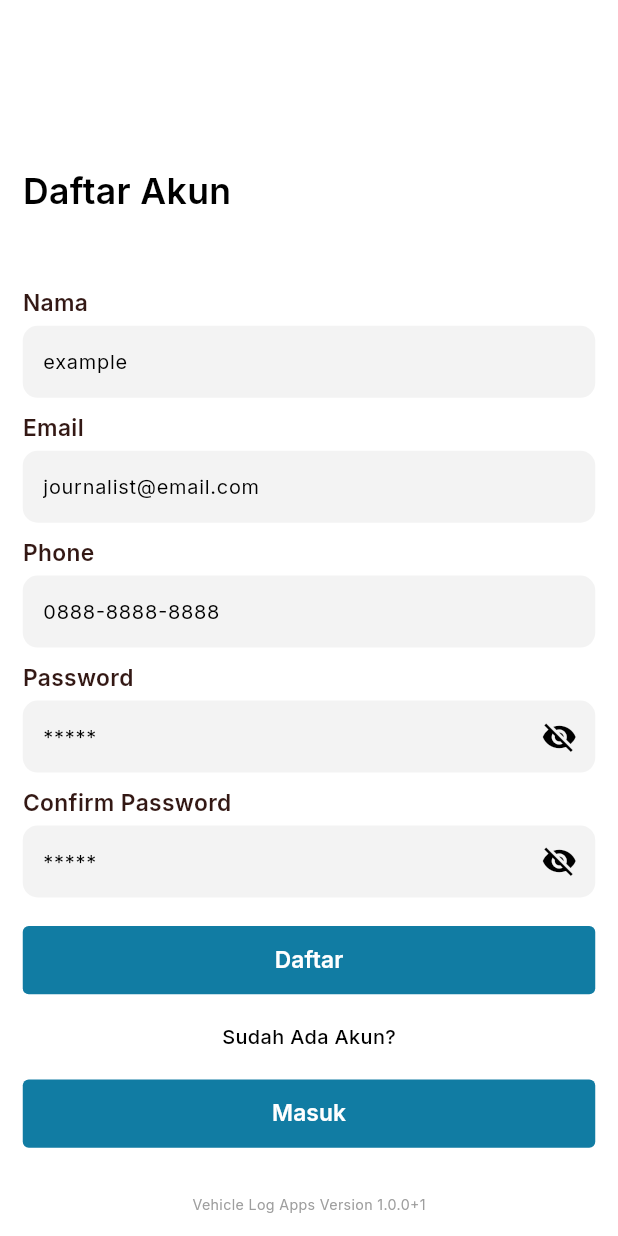
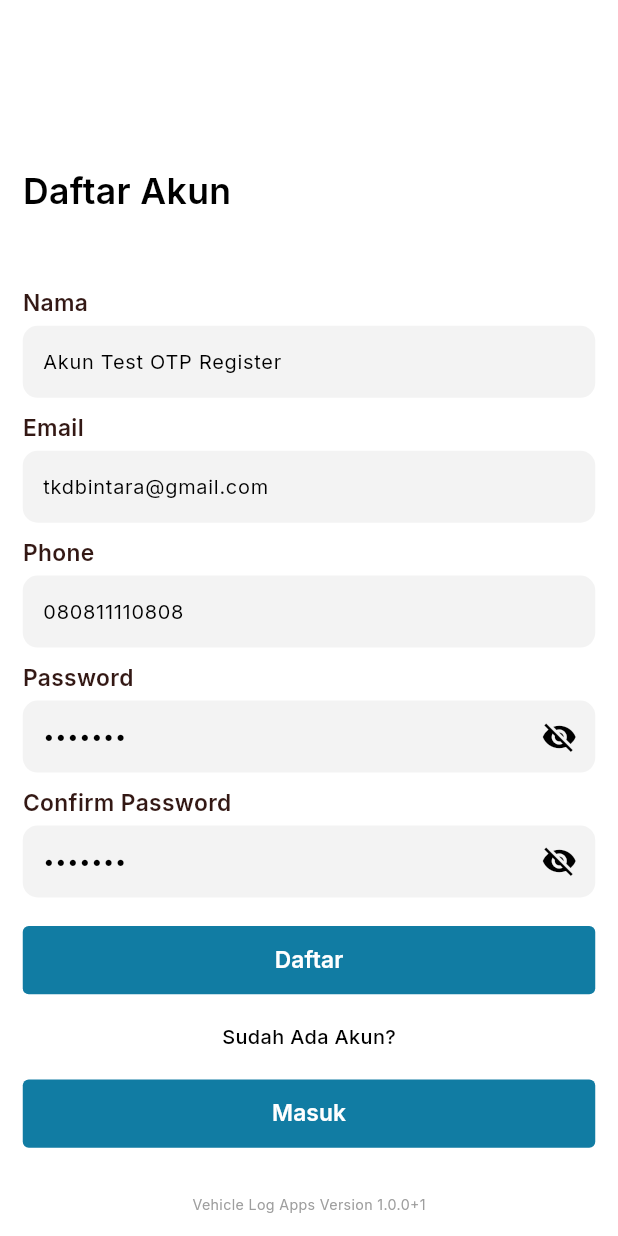
Before and after one commit to ozaenzenzen/project_vehicle_log_app, a Flutter app: the SignUpPage screen opened directly, after a tap on "Daftar", on a phone screen of 412 x 824 dp. Run offline on Flutter 3.47's test engine with Material 3 defaults, Android fonts, the phone set to English and light mode, and no system bars; our stand-ins replace bloc, connectivity_plus, device_info_plus, dio, dotted_border, flutter_bloc and 10 more; missing offline and left inert: fam_coding_supply, flutter_inappwebview, super_tooltip; accounts and stored records are empty; statements that could not run were skipped.

Commit message:
implement register and otp validation flow

```diff
--- a/lib/app.dart
+++ b/lib/app.dart
@@ -17,6 +17,7 @@ import 'package:project_vehicle_log_app/presentation/home_screen/bloc/get_all_ve
 import 'package:project_vehicle_log_app/presentation/home_screen/bloc/get_list_log_bloc/get_list_log_bloc.dart';
 import 'package:project_vehicle_log_app/presentation/main_page.dart';
 import 'package:project_vehicle_log_app/presentation/notification_screen/notification_bloc/notification_bloc.dart';
+import 'package:project_vehicle_log_app/presentation/otp_verification_screen/otp_validation_bloc/otp_validation_bloc.dart';
 import 'package:project_vehicle_log_app/presentation/profile_screen/profile_bloc/profile_bloc.dart';
 import 'package:project_vehicle_log_app/presentation/profile_screen/signout_bloc/signout_bloc.dart';
 import 'package:project_vehicle_log_app/presentation/settings_screen/change_password_screen/change_password_bloc/change_password_bloc.dart';
@@ -52,6 +53,8 @@ class _MyAppState extends State<MyApp> {
         BlocProvider(create: (context) => SignoutBloc(AccountLocalRepository(), VehicleLocalRepository())),
         BlocProvider(create: (context) => SignupBloc(AppAccountRepository(AppInitConfig.appInterceptors.appApiService))),
         BlocProvider(create: (context) => ChangePasswordBloc(AppAccountRepository(AppInitConfig.appInterceptors.appApiService))),
+        BlocProvider(create: (context) => OtpValidationBloc(AppAccountRepository(AppInitConfig.appInterceptors.appApiService))),
+
 
         BlocProvider(create: (context) => SendOtpForgotPasswordBloc(AppAccountRepository(AppInitConfig.appInterceptors.appApiService))),
         BlocProvider(create: (context) => ValidateOtpForgotPasswordBloc(AppAccountRepository(AppInitConfig.appInterceptors.appApiService))),
--- /dev/null
+++ b/lib/data/model/remote/account/request/otp_validation_request_model.dart
@@ -0,0 +1,23 @@
+class OtpValidationRequestModel {
+  String email;
+  String otp;
+  String otpKey;
+
+  OtpValidationRequestModel({
+    required this.email,
+    required this.otp,
+    required this.otpKey,
+  });
+
+  factory OtpValidationRequestModel.fromJson(Map<String, dynamic> json) => OtpValidationRequestModel(
+        email: json["email"],
+        otp: json["otp"],
+        otpKey: json["otp_key"],
+      );
+
+  Map<String, dynamic> toJson() => {
+        "email": email,
+        "otp": otp,
+        "otp_key": otpKey,
+      };
+}
--- /dev/null
+++ b/lib/data/model/remote/account/response/otp_resend_response_model.dart
@@ -0,0 +1,43 @@
+class OtpResendResponseModel {
+  int? status;
+  String? message;
+  OtpResendData? data;
+
+  OtpResendResponseModel({
+    this.status,
+    this.message,
+    this.data,
+  });
+
+  factory OtpResendResponseModel.fromJson(Map<String, dynamic> json) => OtpResendResponseModel(
+        status: json["status"],
+        message: json["message"],
+        data: json["Data"] == null ? null : OtpResendData.fromJson(json["Data"]),
+      );
+
+  Map<String, dynamic> toJson() => {
+        "status": status,
+        "message": message,
+        "Data": data?.toJson(),
+      };
+}
+
+class OtpResendData {
+  String? otpKey;
+  String? resendOtpKey;
+
+  OtpResendData({
+    this.otpKey,
+    this.resendOtpKey,
+  });
+
+  factory OtpResendData.fromJson(Map<String, dynamic> json) => OtpResendData(
+        otpKey: json["otp_key"],
+        resendOtpKey: json["resend_otp_key"],
+      );
+
+  Map<String, dynamic> toJson() => {
+        "otp_key": otpKey,
+        "resend_otp_key": resendOtpKey,
+      };
+}
--- /dev/null
+++ b/lib/data/model/remote/account/response/otp_validation_response_model.dart
@@ -0,0 +1,19 @@
+class OtpValidationResponseModel {
+  int? status;
+  String? message;
+
+  OtpValidationResponseModel({
+    this.status,
+    this.message,
+  });
+
+  factory OtpValidationResponseModel.fromJson(Map<String, dynamic> json) => OtpValidationResponseModel(
+        status: json["status"],
+        message: json["message"],
+      );
+
+  Map<String, dynamic> toJson() => {
+        "status": status,
+        "message": message,
+      };
+}
--- a/lib/data/model/remote/account/response/signup_response_models.dart
+++ b/lib/data/model/remote/account/response/signup_response_models.dart
@@ -52,6 +52,8 @@ class SignUpData {
   String? name;
   String? email;
   String? phone;
+  String? otpKey;
+  String? resendOtpKey;
 
   SignUpData({
     this.id,
@@ -59,6 +61,8 @@ class SignUpData {
     this.name,
     this.email,
     this.phone,
+    this.otpKey,
+    this.resendOtpKey,
   });
 
   factory SignUpData.fromJson(Map<String, dynamic> json) => SignUpData(
@@ -67,6 +71,8 @@ class SignUpData {
         name: json["name"],
         email: json["email"],
         phone: json["phone"],
+        otpKey: json["otp_key"],
+        resendOtpKey: json["resend_otp_key"],
       );
 
   Map<String, dynamic> toJson() => {
@@ -75,5 +81,7 @@ class SignUpData {
         "name": name,
         "email": email,
         "phone": phone,
+        "otp_key": otpKey,
+        "resend_otp_key": resendOtpKey,
       };
 }
--- /dev/null
+++ b/lib/domain/entities/account/user_register_data_entity.dart
@@ -0,0 +1,27 @@
+class UserRegisterDataEntity {
+  String? email;
+  String? otpKey;
+  String? resendOtpKey;
+
+  UserRegisterDataEntity({
+    this.email,
+    this.otpKey,
+    this.resendOtpKey,
+  });
+
+  Map<String, dynamic> toJson() {
+    return {
+      'email': email,
+      'otp_key': otpKey,
+      'resend_otp_key': resendOtpKey,
+    };
+  }
+
+  factory UserRegisterDataEntity.fromJson(Map<String, dynamic> json) {
+    return UserRegisterDataEntity(
+      email: json['email'],
+      otpKey: json['otp_key'],
+      resendOtpKey: json['resend_otp_key'],
+    );
+  }
+}
--- a/lib/init_config_v2.dart
+++ b/lib/init_config_v2.dart
@@ -20,7 +20,7 @@ class AppInitConfig {
     await famCodingSupply.appDeviceInfo.getDeviceData();
 
     // EnvironmentConfig.customBaseUrl = "https://4be5-112-215-170-211.ngrok.io"; // for ngrok
-    EnvironmentConfig.customBaseUrl = "https://5b24-114-10-42-229.ngrok-free.app"; // for ngrok
+    EnvironmentConfig.customBaseUrl = "https://fc58-114-10-42-229.ngrok-free.app"; // for ngrok
     // EnvironmentConfig.customBaseUrl = "http://10.0.2.2:8080"; // for emulator android
     // EnvironmentConfig.customBaseUrl = "http://localhost:8080"; // for emulator iOS
 
--- /dev/null
+++ b/lib/presentation/otp_verification_screen/otp_validation_bloc/otp_validation_event.dart
@@ -0,0 +1,9 @@
+part of 'otp_validation_bloc.dart';
+
+abstract class OtpValidationEvent {}
+
+class OtpValidationAction extends OtpValidationEvent {
+  final String otp;
+
+  OtpValidationAction({required this.otp});
+}
--- /dev/null
+++ b/lib/presentation/otp_verification_screen/otp_validation_bloc/otp_validation_state.dart
@@ -0,0 +1,15 @@
+part of 'otp_validation_bloc.dart';
+
+abstract class OtpValidationState {}
+
+class OtpValidationInitial extends OtpValidationState {}
+
+class OtpValidationLoading extends OtpValidationState {}
+
+class OtpValidationSuccess extends OtpValidationState {}
+
+class OtpValidationFailed extends OtpValidationState {
+  final String errorMessage;
+
+  OtpValidationFailed({required this.errorMessage});
+}
--- a/lib/presentation/signin_screen/signin_page.dart
+++ b/lib/presentation/signin_screen/signin_page.dart
@@ -9,6 +9,7 @@ import 'package:project_vehicle_log_app/presentation/enum/get_all_vehicle_action
 import 'package:project_vehicle_log_app/presentation/forgot_password_screen/forgot_password_screen.dart';
 import 'package:project_vehicle_log_app/presentation/home_screen/bloc/get_all_vehicle_bloc/get_all_vehicle_bloc.dart';
 import 'package:project_vehicle_log_app/presentation/main_page.dart';
+import 'package:project_vehicle_log_app/presentation/otp_verification_screen/otp_verification_screen.dart';
 import 'package:project_vehicle_log_app/presentation/signin_screen/signin_bloc/signin_bloc.dart';
 import 'package:project_vehicle_log_app/presentation/signup_screen/signup_page.dart';
 import 'package:project_vehicle_log_app/presentation/widget/app_loading_indicator.dart';
@@ -35,7 +36,9 @@ class _SignInPageState extends State<SignInPage> {
   @override
   void initState() {
     super.initState();
-    emailTextFieldController.text = "recovery252@gmail.com";
+    // emailTextFieldController.text = "recovery252@gmail.com";
+    // passwordTextFieldController.text = "example";
+    emailTextFieldController.text = "tkdbintara@gmail.com";
     passwordTextFieldController.text = "example";
     // emailTextFieldController.text = "example1@test.com";
     // passwordTextFieldController.text = "example";
--- a/lib/presentation/signup_screen/signup_bloc/signup_bloc.dart
+++ b/lib/presentation/signup_screen/signup_bloc/signup_bloc.dart
@@ -7,6 +7,7 @@ import 'package:project_vehicle_log_app/data/model/remote/account/request/signup
 import 'package:project_vehicle_log_app/data/model/remote/account/response/signup_response_models.dart';
 import 'package:project_vehicle_log_app/data/repository/remote/account_repository.dart';
 import 'package:project_vehicle_log_app/domain/entities/account/user_data_entity.dart';
+import 'package:project_vehicle_log_app/domain/entities/account/user_register_data_entity.dart';
 
 part 'signup_event.dart';
 part 'signup_state.dart';
@@ -40,8 +41,15 @@ class SignupBloc extends Bloc<SignupEvent, SignupState> {
           //   // link: signUpResponseModel.accountData?.link,
           //   // typeuser: signUpResponseModel.accountData?.typeuser,
           // );
-          await AccountLocalRepository().setLocalAccountData(data: data!);
+          // await AccountLocalRepository().setLocalAccountData(data: data!);
           await AccountLocalRepository().setIsSignIn();
+          await AccountLocalRepository().setRegisterUserData(
+            data: UserRegisterDataEntity(
+              email: signUpResponseModel.data?.email,
+              otpKey: signUpResponseModel.data?.otpKey,
+              resendOtpKey: signUpResponseModel.data?.resendOtpKey,
+            ),
+          );
           emit(
             SignupSuccess(
               signUpResponseModel: signUpResponseModel,
--- a/lib/presentation/signup_screen/signup_page.dart
+++ b/lib/presentation/signup_screen/signup_page.dart
@@ -4,6 +4,7 @@ import 'package:flutter_bloc/flutter_bloc.dart';
 import 'package:flutter_screenutil/flutter_screenutil.dart';
 import 'package:get/get.dart';
 import 'package:project_vehicle_log_app/data/model/remote/account/request/signup_request_models.dart';
+import 'package:project_vehicle_log_app/presentation/otp_verification_screen/otp_verification_screen.dart';
 import 'package:project_vehicle_log_app/presentation/signin_screen/signin_page.dart';
 import 'package:project_vehicle_log_app/presentation/signup_screen/signup_bloc/signup_bloc.dart';
 import 'package:project_vehicle_log_app/presentation/widget/app_loading_indicator.dart';
@@ -29,6 +30,16 @@ class _SignUpPageState extends State<SignUpPage> {
 
   bool isHidePassword = true;
   bool isHideConfirmPassword = true;
+
+  @override
+  void initState() {
+    super.initState();
+    nameTextFieldController.text = "Akun Test OTP Register";
+    emailTextFieldController.text = "tkdbintara@gmail.com";
+    phoneTextFieldController.text = "080811110808";
+    passwordTextFieldController.text = "example";
+    confirmPasswordTextFieldController.text = "example";
+  }
 
   @override
   Widget build(BuildContext context) {
@@ -111,8 +122,7 @@ class _SignUpPageState extends State<SignUpPage> {
                           },
                           child: Icon(
                             isHidePassword ? Icons.visibility_off : Icons.visibility,
-                        )
-                      ),
+                          )),
                     ),
                     SizedBox(height: 10.h),
                     AppTextFieldWidget(
@@ -128,53 +138,33 @@ class _SignUpPageState extends State<SignUpPage> {
                           },
                           child: Icon(
                             isHideConfirmPassword ? Icons.visibility_off : Icons.visibility,
-                        )
-                      ),
+                          )),
                     ),
                     SizedBox(height: 20.h),
                     BlocConsumer<SignupBloc, SignupState>(
                       listener: (context, state) {
                         if (state is SignupFailed) {
-                          AppDialogActionCS.showPopup(
-                            content: Column(
-                              children: [
-                                Icon(
-                                  Icons.close,
-                                  color: AppColor.error,
-                                  size: 80.h,
-                                ),
-                                SizedBox(height: 20.h),
-                                Text(
-                                  "Error",
-                                  style: AppTheme.theme.textTheme.headlineMedium?.copyWith(
-                                    // color: AppColor.text_4,
-                                    color: Colors.black,
-                                    fontWeight: FontWeight.w600,
-                                  ),
-                                ),
-                                SizedBox(height: 10.h),
-                                Text(
-                                  state.errorMessage,
-                                  style: AppTheme.theme.textTheme.titleLarge?.copyWith(
-                                    // color: AppColor.text_4,
-                                    color: Colors.black,
-                                    fontWeight: FontWeight.w500,
-                                  ),
-                                ),
-                              ],
-                            ),
+                          AppDialogActionCS.showFailedPopup(
                             context: context,
+                            title: "Terjadi kesalahan",
+                            description: state.errorMessage,
+                            // description: "Berhasil mendaftarkan akun. Silakan login",
+                            buttonTitle: "Kembali",
+                            mainButtonAction: () {
+                              Get.back();
+                            },
                           );
                         } else if (state is SignupSuccess) {
                           AppDialogActionCS.showSuccessPopup(
                             context: context,
                             title: "Success",
-                            description: "Berhasil mendaftarkan akun. Silakan login",
-                            buttonTitle: "Login",
+                            description: "Berhasil mendaftarkan akun. Silakan verifikasi OTP",
+                            buttonTitle: "Lanjutkan",
                             mainButtonAction: () {
-                              Get.offAll(
-                                () => const SignInPage(),
-                              );
+                              // Get.offAll(
+                              //   () => const SignInPage(),
+                              // );
+                              Get.offAll(() => const OTPVerificationScreen());
                             },
                           );
                         }
@@ -186,7 +176,23 @@ class _SignUpPageState extends State<SignUpPage> {
                         return Column(
                           children: [
                             AppMainButtonWidget(
+                              text: "Daftar",
                               onPressed: () {
+                                if (nameTextFieldController.text.isEmpty ||
+                                    emailTextFieldController.text.isEmpty ||
+                                    phoneTextFieldController.text.isEmpty ||
+                                    passwordTextFieldController.text.isEmpty ||
+                                    confirmPasswordTextFieldController.text.isEmpty) {
+                                  AppDialogActionCS.showFailedPopup(
+                                    context: context,
+                                    title: "Terjadi kesalahan",
+                                    description: "Data tidak lengkap",
+                                    buttonTitle: "Kembali",
+                                    mainButtonAction: () {
+                                      Get.back();
+                                    },
+                                  );
+                                } else {
                                   context.read<SignupBloc>().add(
                                         SignupAction(
                                           signUpRequestModel: SignUpRequestModel(
@@ -198,8 +204,8 @@ class _SignUpPageState extends State<SignUpPage> {
                                           ),
                                         ),
                                       );
+                                }
                               },
-                              text: "Daftar",
                             ),
                             SizedBox(height: 20.h),
                             const Text("Sudah Ada Akun?"),
--- a/lib/presentation/widget/app_mainbutton_widget.dart
+++ b/lib/presentation/widget/app_mainbutton_widget.dart
@@ -15,8 +15,8 @@ class AppMainButtonWidget extends StatefulWidget {
 
   const AppMainButtonWidget({
     Key? key,
+    required this.text,
     required this.onPressed,
-    required this.text,
     this.fontSize,
     this.fontWeight,
     this.height,
--- a/lib/support/app_api_path.dart
+++ b/lib/support/app_api_path.dart
@@ -7,6 +7,9 @@ class AppApiPath {
   static const String editProfile = "/account/editprofile";
   static const String refreshToken = "/account/refreshtoken";
   static const String changePassword = "/account/changepassword";
+
+  static const String otpValidation = "/otp/validation";
+  static const String otpResend = "/otp/resend";
 
   static const String sendOTPForgotPassword = "/account/sendOTPforgotpassword";
   static const String validateOTPForgotPassword = "/account/validateOTPforgotpassword";
```
Also changed, not shown: lib/data/repository/local/account_local_repository.dart (+32 -1 lines), lib/data/repository/remote/account_repository.dart (+45 -0 lines), lib/presentation/otp_verification_screen/otp_validation_bloc/otp_validation_bloc.dart (added, +74 -0 lines), lib/presentation/otp_verification_screen/otp_verification_screen.dart (added, +293 -0 lines). Lines whose indentation alone changed are shown as unchanged.
